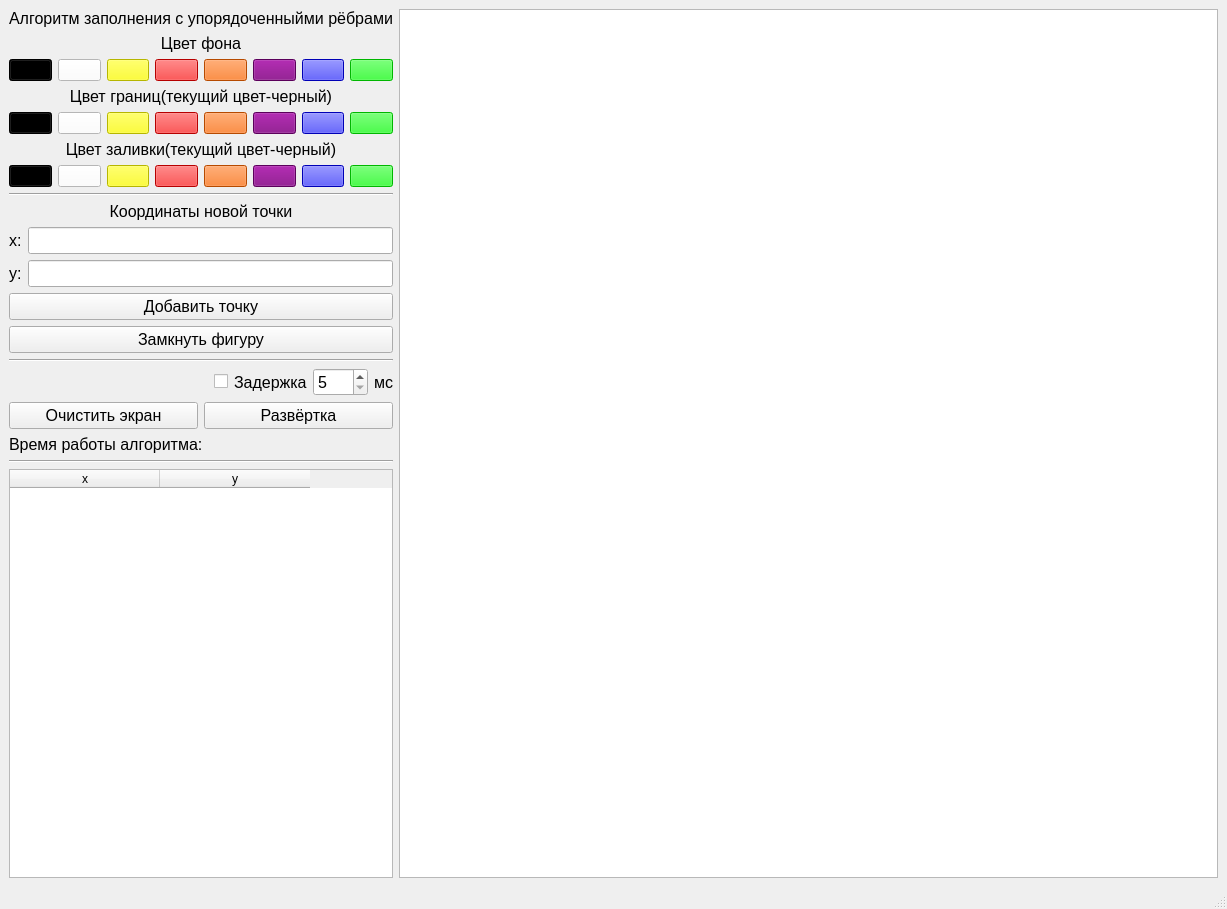
Above: lab_05/mainwindow.ui from LoaDeadd81/BMSTU-CG before the change. Below: the same form after it.
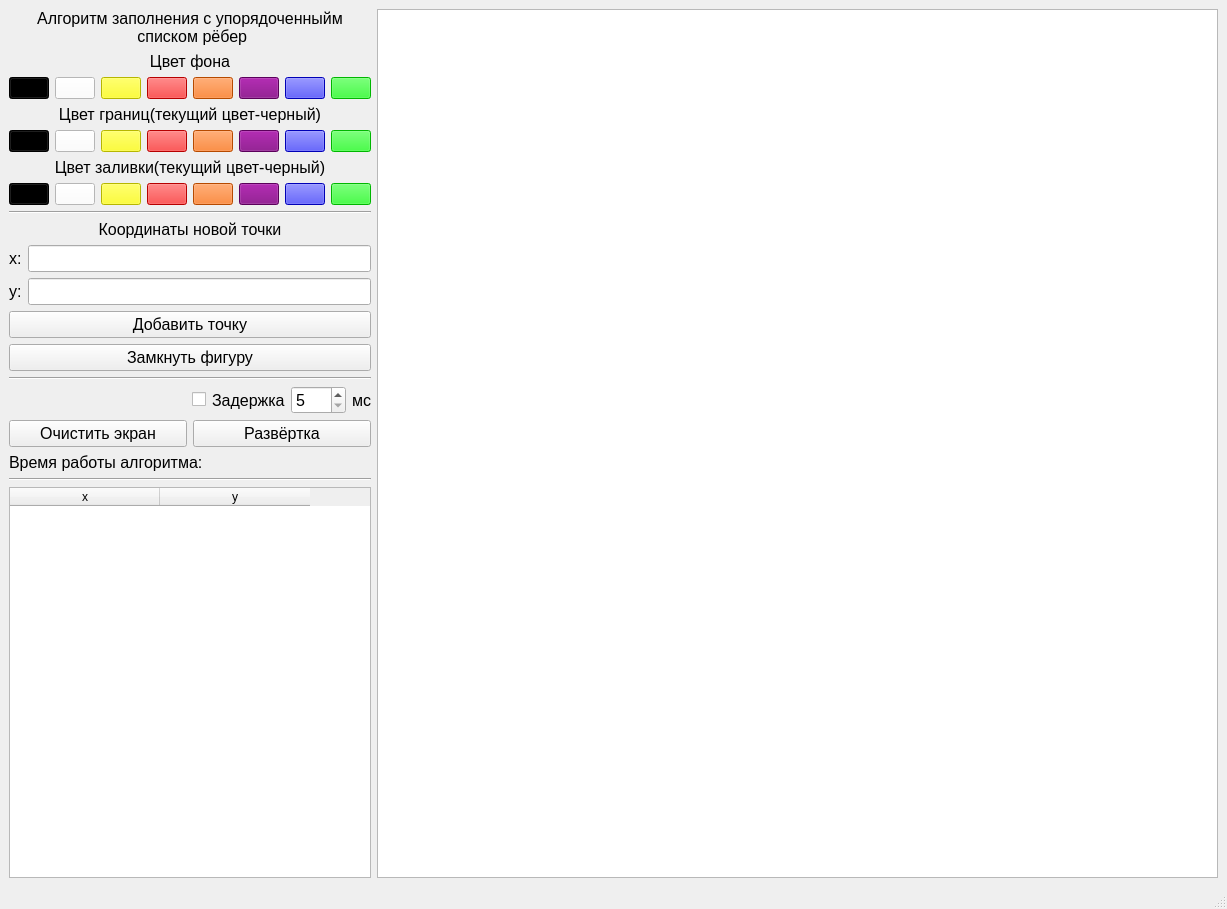
That is the form after the change.

Patch:
```diff
--- a/lab_05/mainwindow.ui
+++ b/lab_05/mainwindow.ui
@@ -27,7 +27,8 @@
            </font>
           </property>
           <property name="text">
-           <string>Алгоритм заполнения с упорядоченныйми рёбрами</string>
+           <string>Алгоритм заполнения с упорядоченныйм 
+ списком рёбер</string>
           </property>
           <property name="alignment">
            <set>Qt::AlignCenter</set>
```
